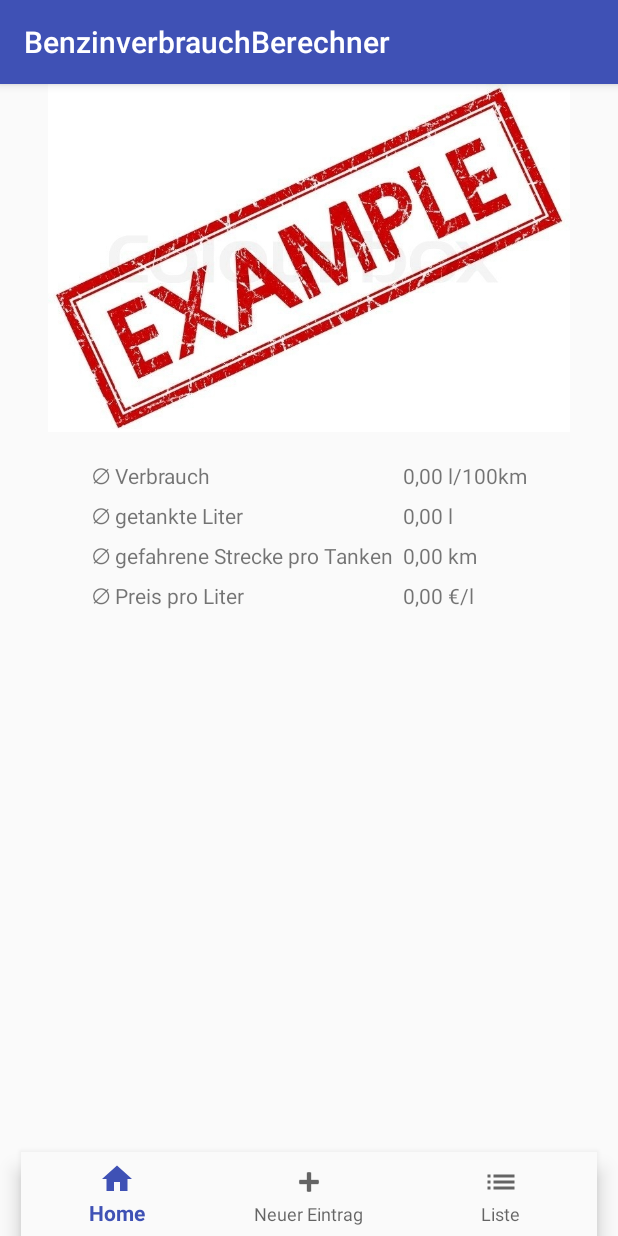
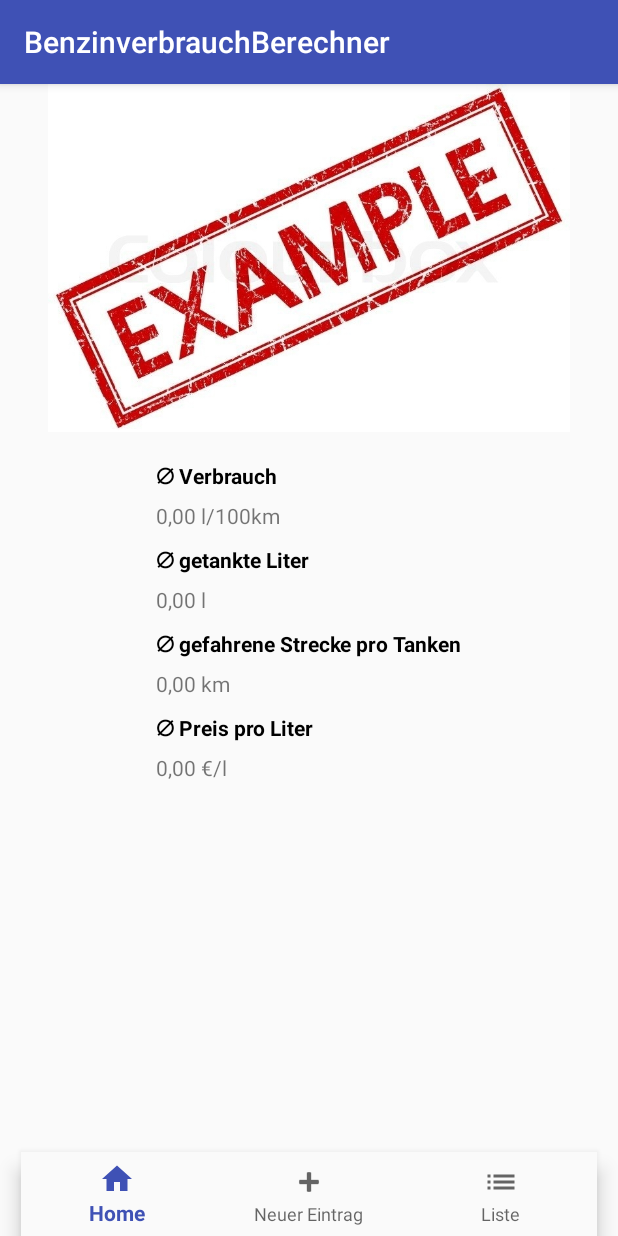
Before and after one commit to AdrianSaueressig/FuelConsumptionCalculator, an Android app: the screen it shows after launch (HomeScreen), on a phone screen of 412 x 824 dp. Run offline under Robolectric (Android 15) with nearby library versions, the phone set to English and light mode, and no system bars; our stand-ins replace Room's generated code; 2 statements that could not run were skipped.

Commit message:
restructured average values on homescreen. now similar to detailview

```diff
--- a/app/src/main/res/layout/activity_home.xml
+++ b/app/src/main/res/layout/activity_home.xml
@@ -27,37 +27,49 @@
         <TableRow>
             <TextView
                 android:text="∅ Verbrauch"
+                style="@style/BoldBlackText"
                 android:padding="3dip" />
+        </TableRow>
+        <TableRow>
             <TextView
                 android:text="@string/EmptyValue"
                 android:padding="3dip"
                 android:id="@+id/avgConsumption"/>
         </TableRow>
 
-        <TableRow>
+        <TableRow android:layout_marginTop="3dp">
             <TextView
                 android:text="∅ getankte Liter"
+                style="@style/BoldBlackText"
                 android:padding="3dip" />
+        </TableRow>
+        <TableRow>
             <TextView
                 android:text="@string/EmptyValue"
                 android:padding="3dip"
                 android:id="@+id/avgLitres"/>
         </TableRow>
 
-        <TableRow>
+        <TableRow android:layout_marginTop="3dp">
             <TextView
                 android:text="∅ gefahrene Strecke pro Tanken"
+                style="@style/BoldBlackText"
                 android:padding="3dip" />
+        </TableRow>
+        <TableRow>
             <TextView
                 android:text="@string/EmptyValue"
                 android:padding="3dip"
                 android:id="@+id/avgTripmeter"/>
         </TableRow>
 
-        <TableRow>
+        <TableRow android:layout_marginTop="3dp">
             <TextView
                 android:text="∅ Preis pro Liter"
+                style="@style/BoldBlackText"
                 android:padding="3dip" />
+        </TableRow>
+        <TableRow>
             <TextView
                 android:text="@string/EmptyValue"
                 android:padding="3dip"
```
